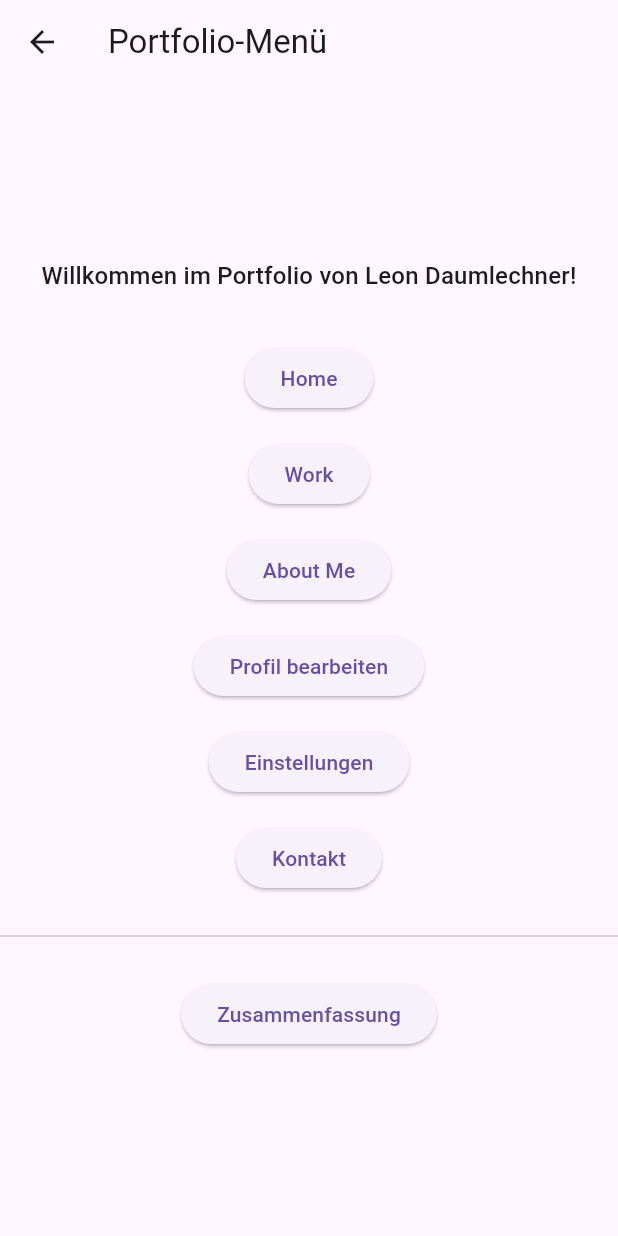
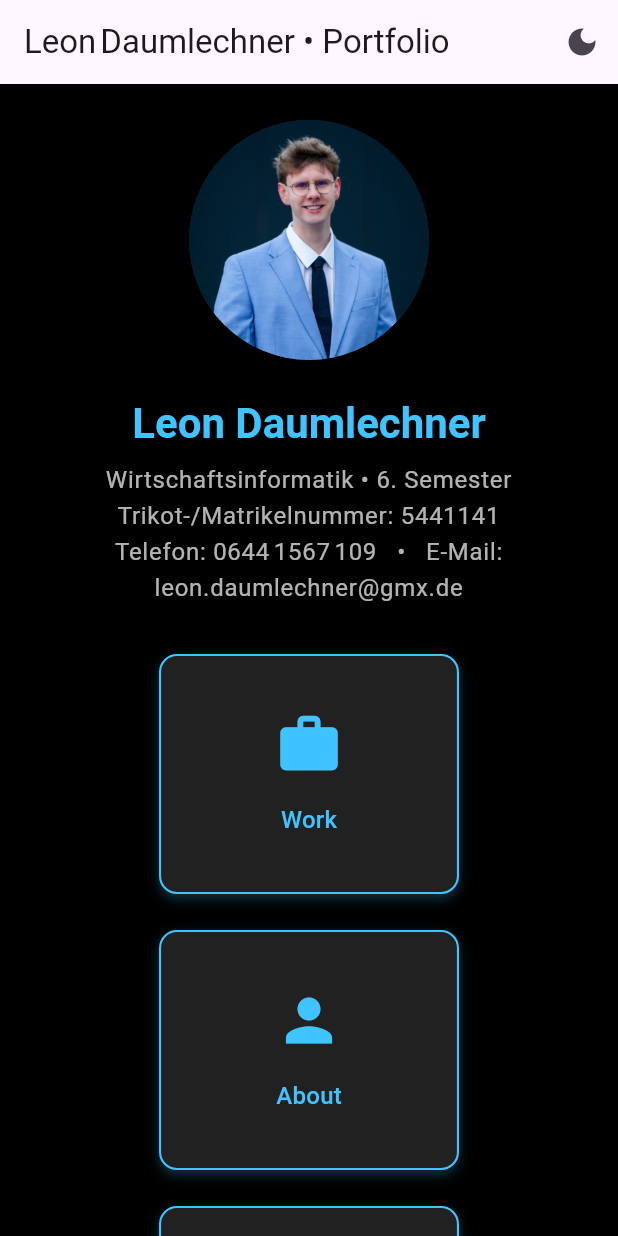
Before and after one commit to DerDaumen1/portfolio_5441141, a Flutter app: the HomeMenu screen opened directly with empty values, on a phone screen of 412 x 824 dp. Run offline on Flutter 3.47's test engine with Material 3 defaults, Android fonts, the phone set to English and light mode, and no system bars.

Commit message:
seite ist rdy

```diff
--- a/lib/main.dart
+++ b/lib/main.dart
@@ -1,8 +1,10 @@
 import 'package:flutter/material.dart';
 import 'app_data.dart';
 
-import 'pages/home_page.dart';   // Startseite mit Foto
-import 'pages/home_menu.dart';   // Menü erreichst du über den Button
+import 'pages/home_menu.dart';   //  ← Retro‑Startseite
+//  'pages/home_page.dart' brauchst du jetzt nicht mehr als Startseite.
+//  Du kannst die Datei behalten (falls du sie später noch zeigen willst),
+//  aber sie wird nicht mehr automatisch gestartet.
 
 void main() => runApp(const MyApp());
 
@@ -17,7 +19,7 @@ class _MyAppState extends State<MyApp> {
   final appData = AppData();           // zentrale Dateninstanz
   ThemeMode _mode = ThemeMode.light;   // hell / dunkel
 
-  void _toggleTheme(bool isDark) {     // Callback aus SettingsPage
+  void _toggleTheme(bool isDark) {
     setState(() {
       _mode = isDark ? ThemeMode.dark : ThemeMode.light;
       appData.darkMode = isDark;
@@ -31,8 +33,9 @@ class _MyAppState extends State<MyApp> {
       theme: ThemeData.light(),
       darkTheme: ThemeData.dark(),
       themeMode: _mode,
-      // ► App startet jetzt mit HomePage (Foto + Button)
-      home: HomePage(
+
+      // ► App startet mit der Retro‑Homepage
+      home: HomeMenu(
         appData: appData,
         onThemeChange: _toggleTheme,
       ),
--- a/lib/pages/home_menu.dart
+++ b/lib/pages/home_menu.dart
@@ -2,15 +2,11 @@ import 'package:flutter/material.dart';
 import '../app_data.dart';
 import 'work_page.dart';
 import 'about_page.dart';
-import 'profile_form_page.dart';
-import 'settings_page.dart';
 import 'contact_page.dart';
-import 'summary_page.dart';
 
 class HomeMenu extends StatelessWidget {
   final AppData appData;
   final void Function(bool) onThemeChange;
-
   const HomeMenu({
     super.key,
     required this.appData,
@@ -19,106 +15,140 @@ class HomeMenu extends StatelessWidget {
 
   @override
   Widget build(BuildContext context) {
+    final blueAccent = Colors.lightBlueAccent;
+
     return Scaffold(
-      appBar: AppBar(title: const Text('Portfolio‑Menü')),
-      body: Center(
+      backgroundColor: Colors.black,  // Retro‑Dark
+      appBar: AppBar(
+        title: const Text('Leon Daumlechner • Portfolio'),
+        actions: [
+          IconButton(
+            icon: Icon(
+              appData.darkMode ? Icons.light_mode : Icons.dark_mode,
+            ),
+            tooltip: 'Theme wechseln',
+            onPressed: () => onThemeChange(!appData.darkMode),
+          ),
+        ],
+      ),
+      body: LayoutBuilder(
+        builder: (ctx, constraints) => SingleChildScrollView(
+          padding: const EdgeInsets.all(24),
+          child: Center(
+            child: ConstrainedBox(
+              constraints: const BoxConstraints(maxWidth: 900),
               child: Column(
-          mainAxisSize: MainAxisSize.min,
+                crossAxisAlignment: CrossAxisAlignment.center,
                 children: [
-            // Begrüßung
-            Padding(
-              padding: const EdgeInsets.only(bottom: 24),
-              child: Text(
-                'Willkommen im Portfolio von Leon Daumlechner!',
-                style: Theme.of(context).textTheme.titleMedium,
+                  // ── Portrait ────────────────────────────────────────────────
+                  CircleAvatar(
+                    radius: 80,
+                    backgroundImage:
+                        const AssetImage('assets/images/Leon_Daumlechner_Foto.jpeg'),
+                    backgroundColor: blueAccent.withOpacity(.2),
+                  ),
+                  const SizedBox(height: 24),
+
+                  // ── Name & Facts ───────────────────────────────────────────
+                  Text(
+                    'Leon Daumlechner',
+                    style: Theme.of(context)
+                        .textTheme
+                        .headlineMedium!
+                        .copyWith(color: blueAccent, fontWeight: FontWeight.bold),
+                  ),
+                  const SizedBox(height: 8),
+                  Text(
+                    'Wirtschaftsinformatik • 6. Semester\n'
+                    'Trikot‑/Matrikelnummer: 5441141\n'
+                    'Telefon: 0644 1567 109   •   '
+                    'E‑Mail: leon.daumlechner@gmx.de',
                     textAlign: TextAlign.center,
+                    style:
+                        Theme.of(context).textTheme.bodyLarge!.copyWith(color: Colors.white70),
                   ),
-            ),
+                  const SizedBox(height: 32),
 
-            // ► Home zeigt dieses Menü erneut – optional
-            _menuButton(
+                  // ── Navigations‑Grid ──────────────────────────────────────
+                  Wrap(
+                    spacing: 24,
+                    runSpacing: 24,
+                    alignment: WrapAlignment.center,
+                    children: [
+                      _navTile(
                         context,
-              title: 'Home',
-              builder: (_) => this,
-            ),
-
-            // ► Work & Mood
-            _menuButton(
-            context,
-  title: 'Work',
+                        icon: Icons.work,
+                        label: 'Work',
                         builder: (_) => WorkPage(
-    data: appData,
-    onThemeChange: onThemeChange, // einfach durchreichen
-  ),
-),
-
-            // ► About‑Seite (Anzeige)
-            _menuButton(
-              context,
-              title: 'About Me',
-              builder: (_) => AboutPage(data: appData),
-            ),
-
-            // ► Profil bearbeiten (Formular)
-            _menuButton(
-              context,
-              title: 'Profil bearbeiten',
-              builder: (_) => ProfileFormPage(
-                initialName: appData.name,
-                initialEmail: appData.email,
-                initialAbout: appData.about,
-                onSave: (n, e, a) {
-                  appData
-                    ..name = n
-                    ..email = e
-                    ..about = a;
-                },
-              ),
-            ),
-
-            // ► Einstellungen
-            _menuButton(
-              context,
-              title: 'Einstellungen',
-              builder: (_) => SettingsPage(
                           data: appData,
                           onThemeChange: onThemeChange,
                         ),
                       ),
-
-            // ► Kontakt
-            _menuButton(
+                      _navTile(
                         context,
-              title: 'Kontakt',
+                        icon: Icons.person,
+                        label: 'About',
+                        builder: (_) => AboutPage(data: appData),
+                      ),
+                      _navTile(
+                        context,
+                        icon: Icons.mail,
+                        label: 'Contact',
                         builder: (_) => ContactPage(data: appData),
                       ),
+                    ],
+                  ),
+                  const SizedBox(height: 48),
+                ],
+              ),
+            ),
+          ),
+        ),
+      ),
+    );
+  }
 
-            const Divider(height: 40),
-
-            // ► Zusammenfassung
-            _menuButton(
-              context,
-              title: 'Zusammenfassung',
-              builder: (_) => SummaryPage(data: appData),
+  // ───────────────────────── Helper für Kachel ──────────────────────────
+  Widget _navTile(
+    BuildContext ctx, {
+    required IconData icon,
+    required String label,
+    required WidgetBuilder builder,
+  }) {
+    return InkWell(
+      onTap: () => Navigator.push(ctx, MaterialPageRoute(builder: builder)),
+      borderRadius: BorderRadius.circular(12),
+      child: Container(
+        width: 200,
+        height: 160,
+        decoration: BoxDecoration(
+          color: Colors.grey.shade900,
+          borderRadius: BorderRadius.circular(12),
+          border: Border.all(color: Colors.lightBlueAccent, width: 1.4),
+          boxShadow: [
+            BoxShadow(
+              color: Colors.lightBlueAccent.withOpacity(.25),
+              blurRadius: 6,
+              offset: const Offset(0, 3),
+            ),
+          ],
+        ),
+        padding: const EdgeInsets.all(16),
+        child: Column(
+          mainAxisAlignment: MainAxisAlignment.center,
+          children: [
+            Icon(icon, size: 46, color: Colors.lightBlueAccent),
+            const SizedBox(height: 16),
+            Text(
+              label,
+              style: Theme.of(ctx)
+                  .textTheme
+                  .titleMedium!
+                  .copyWith(color: Colors.lightBlueAccent),
             ),
           ],
         ),
       ),
     );
   }
-
-  // Hilfs‑Funktion für Buttons
-  Widget _menuButton(
-    BuildContext ctx, {
-    required String title,
-    required WidgetBuilder builder,
-  }) {
-    return Padding(
-      padding: const EdgeInsets.symmetric(vertical: 8),
-      child: ElevatedButton(
-        onPressed: () => Navigator.push(ctx, MaterialPageRoute(builder: builder)),
-        child: Text(title),
-      ),
-    );
 }
-}
```
Lines whose indentation alone changed are shown as unchanged.
